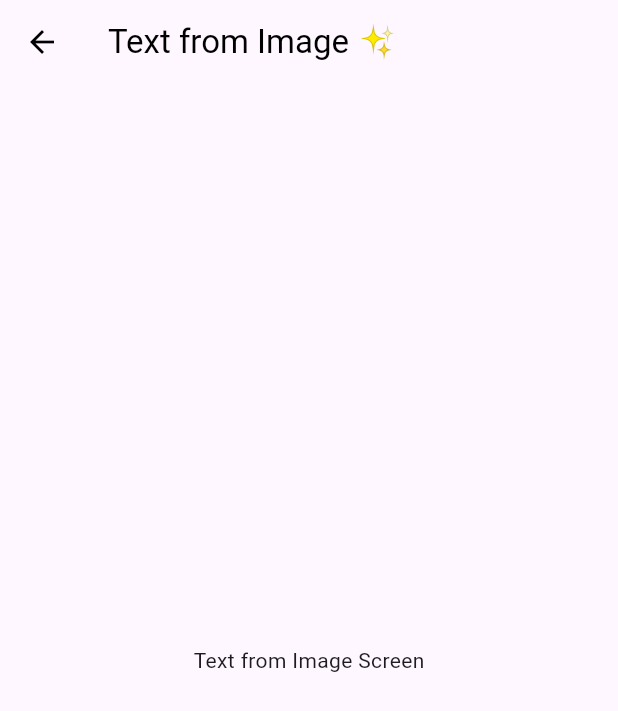
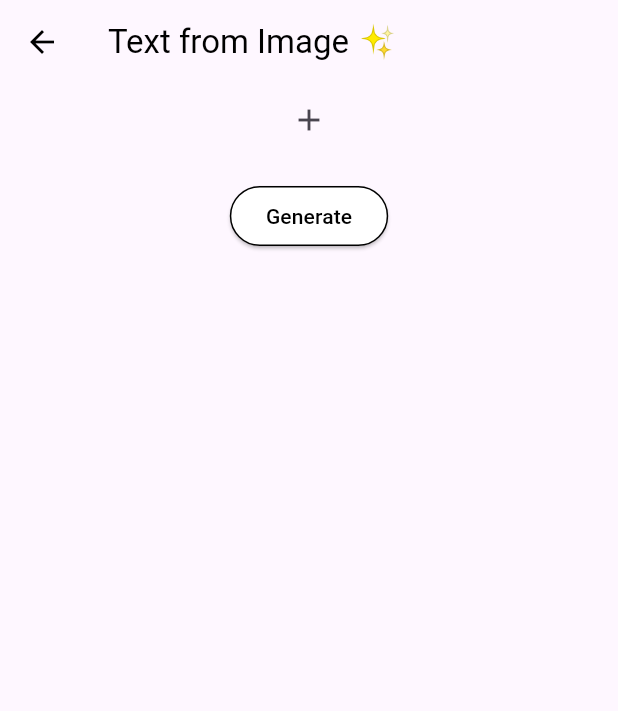
Before and after one commit to ahmadexe/Flutter-Gemini, a Flutter app: the TextFromImage screen opened directly, on a phone screen of 412 x 824 dp. Shown: the top 711 px of the screen. Run offline on Flutter 3.47's test engine with Material 3 defaults, Android fonts, the phone set to English and light mode, and no system bars; our stand-ins replace google_generative_ai, image_picker.

Commit message:
feat: base added - image modal implemented

```diff
--- /dev/null
+++ b/lib/providers/media_provider.dart
@@ -0,0 +1,21 @@
+import 'dart:typed_data';
+
+import 'package:flutter/material.dart';
+import 'package:image_picker/image_picker.dart';
+
+class MediaProvider extends ChangeNotifier {
+  XFile? image;
+  Uint8List? bytes;
+  bool isLoading = false;
+
+  void setImage() async {
+    isLoading = true;
+    notifyListeners();
+    final picker = ImagePicker();
+    final raw = await picker.pickImage(source: ImageSource.gallery);
+    image = raw;
+    bytes = await raw!.readAsBytes();
+    isLoading = false;
+    notifyListeners();
+  }
+}
--- a/lib/screens/text_from_image.dart
+++ b/lib/screens/text_from_image.dart
@@ -1,10 +1,16 @@
 import 'package:flutter/material.dart';
+import 'package:flutter_gemini/providers/gemini_provider.dart';
+import 'package:flutter_gemini/providers/media_provider.dart';
+import 'package:provider/provider.dart';
 
 class TextFromImage extends StatelessWidget {
   const TextFromImage({super.key});
 
   @override
   Widget build(BuildContext context) {
+    final geminiProvider = Provider.of<GeminiProvider>(context);
+    final mediaProvider = Provider.of<MediaProvider>(context);
+
     return Scaffold(
       appBar: AppBar(
         title: const Text('Text from Image ✨'),
@@ -12,8 +18,45 @@ class TextFromImage extends StatelessWidget {
         backgroundColor: Colors.transparent,
         elevation: 0,
       ),
-      body: const Center(
-        child: Text('Text from Image Screen'),
+      body: Center(
+        child: Column(
+          children: [
+            mediaProvider.bytes == null ?
+            IconButton(
+              onPressed: () {
+                mediaProvider.setImage();
+              },
+              icon: const Icon(Icons.add),
+            ) :
+            Image.memory(mediaProvider.bytes!),
+
+            const SizedBox(height: 16),
+
+            ElevatedButton(
+              onPressed: () {
+                geminiProvider.generateContentFromImage(
+                  prompt: 'What is this guy doing',
+                  bytes: mediaProvider.bytes!,
+                );
+              },
+              style: ElevatedButton.styleFrom(
+                side: const BorderSide(
+                  color: Colors.black,
+                  width: 1,
+                ),
+                backgroundColor: Colors.white,
+                foregroundColor: Colors.black,
+              ),
+              child: const Text('Generate'),
+            ),
+
+            const SizedBox(height: 16),
+
+            geminiProvider.isLoading ?
+            const CircularProgressIndicator() :
+            Text(geminiProvider.response ?? ''),
+          ],
+        ),
       ),
     );
   }
```
Also changed, not shown: lib/main.dart (+6 -2 lines), lib/providers/gemini_provider.dart (+24 -1 lines), lib/services/gemini_service.dart (+11 -0 lines), 1 other file.
